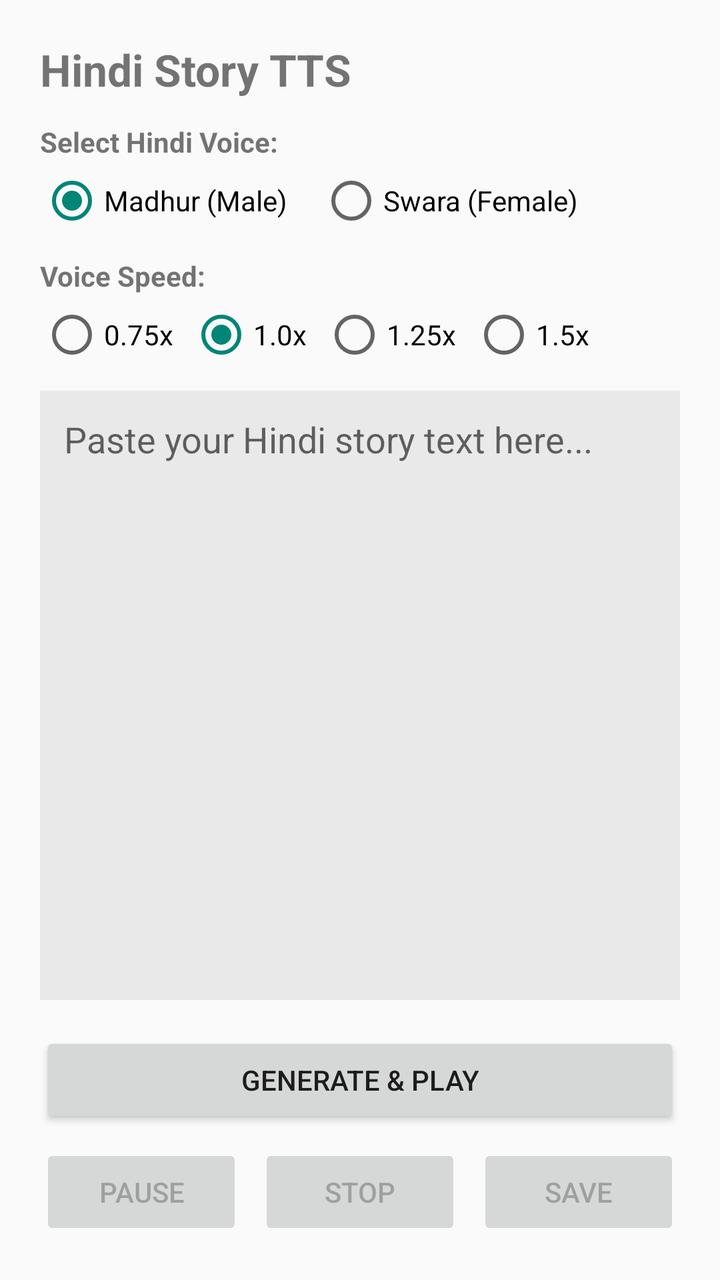
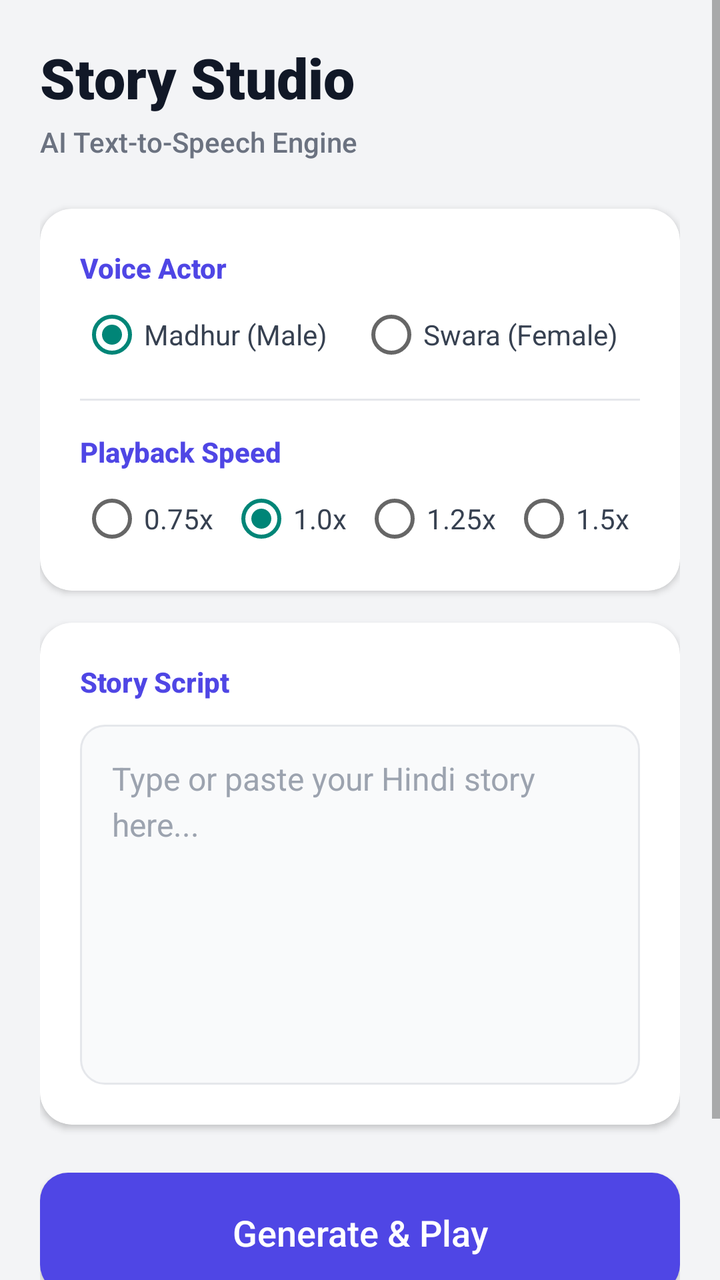

An Android layout rendered at two revisions. The XML below is the earlier revision; the diff shows what the commit changed to produce the second picture.
<!-- AndroidManifest.xml: application theme Theme.AppCompat.Light.DarkActionBar -->
<!-- res/layout/activity_main.xml -->
<?xml version="1.0" encoding="utf-8"?>
<ScrollView xmlns:android="http://schemas.android.com/apk/res/android"
    android:layout_width="match_parent"
    android:layout_height="match_parent"
    android:fillViewport="true">

    <LinearLayout
        android:layout_width="match_parent"
        android:layout_height="wrap_content"
        android:orientation="vertical"
        android:padding="20dp">

        <TextView
            android:layout_width="wrap_content"
            android:layout_height="wrap_content"
            android:text="Hindi Story TTS"
            android:textSize="22sp"
            android:textStyle="bold"
            android:layout_marginBottom="12dp"/>

        
        <TextView
            android:layout_width="wrap_content"
            android:layout_height="wrap_content"
            android:text="Select Hindi Voice:"
            android:textStyle="bold"
            android:layout_marginBottom="4dp"/>

        <RadioGroup
            android:id="@+id/radioGroupVoice"
            android:layout_width="match_parent"
            android:layout_height="wrap_content"
            android:orientation="horizontal"
            android:layout_marginBottom="12dp">

            <RadioButton
                android:id="@+id/radioMadhur"
                android:layout_width="wrap_content"
                android:layout_height="wrap_content"
                android:text="Madhur (Male)"
                android:checked="true"
                android:layout_marginEnd="16dp"/>

            <RadioButton
                android:id="@+id/radioSwara"
                android:layout_width="wrap_content"
                android:layout_height="wrap_content"
                android:text="Swara (Female)"/>
        </RadioGroup>

        
        <TextView
            android:layout_width="wrap_content"
            android:layout_height="wrap_content"
            android:text="Voice Speed:"
            android:textStyle="bold"
            android:layout_marginBottom="4dp"/>

        <RadioGroup
            android:id="@+id/radioGroupSpeed"
            android:layout_width="match_parent"
            android:layout_height="wrap_content"
            android:orientation="horizontal"
            android:layout_marginBottom="12dp">

            <RadioButton
                android:id="@+id/speed075"
                android:layout_width="wrap_content"
                android:layout_height="wrap_content"
                android:text="0.75x"
                android:layout_marginEnd="8dp"/>

            <RadioButton
                android:id="@+id/speed100"
                android:layout_width="wrap_content"
                android:layout_height="wrap_content"
                android:text="1.0x"
                android:checked="true"
                android:layout_marginEnd="8dp"/>

            <RadioButton
                android:id="@+id/speed125"
                android:layout_width="wrap_content"
                android:layout_height="wrap_content"
                android:text="1.25x"
                android:layout_marginEnd="8dp"/>

            <RadioButton
                android:id="@+id/speed150"
                android:layout_width="wrap_content"
                android:layout_height="wrap_content"
                android:text="1.5x"/>
        </RadioGroup>

        
        <EditText
            android:id="@+id/editStoryText"
            android:layout_width="match_parent"
            android:layout_height="0dp"
            android:layout_weight="1"
            android:minHeight="200dp"
            android:gravity="top|start"
            android:hint="Paste your Hindi story text here..."
            android:inputType="textMultiLine"
            android:background="#11000000"
            android:padding="12dp"
            android:layout_marginBottom="16dp"/>

        
        <Button
            android:id="@+id/btnGeneratePlay"
            android:layout_width="match_parent"
            android:layout_height="wrap_content"
            android:text="Generate &amp; Play"
            android:padding="14dp"
            android:layout_marginBottom="8dp"/>

        
        <LinearLayout
            android:layout_width="match_parent"
            android:layout_height="wrap_content"
            android:orientation="horizontal"
            android:weightSum="3">

            <Button
                android:id="@+id/btnPauseResume"
                android:layout_width="0dp"
                android:layout_height="wrap_content"
                android:layout_weight="1"
                android:text="Pause"
                android:enabled="false"
                android:layout_marginEnd="4dp"/>

            <Button
                android:id="@+id/btnStop"
                android:layout_width="0dp"
                android:layout_height="wrap_content"
                android:layout_weight="1"
                android:text="Stop"
                android:enabled="false"
                android:layout_marginStart="4dp"
                android:layout_marginEnd="4dp"/>

            <Button
                android:id="@+id/btnSave"
                android:layout_width="0dp"
                android:layout_height="wrap_content"
                android:layout_weight="1"
                android:text="Save"
                android:enabled="false"
                android:layout_marginStart="4dp"/>
        </LinearLayout>

    </LinearLayout>
</ScrollView>
<!-- resources referenced by this layout -->
<resources>

</resources>

<!-- the commit's change to res/layout/activity_main.xml (unified diff, before → after) -->
@@ -1,8 +1,10 @@
 <?xml version="1.0" encoding="utf-8"?>
 <ScrollView xmlns:android="http://schemas.android.com/apk/res/android"
+    xmlns:app="http://schemas.android.com/apk/res-auto"
     android:layout_width="match_parent"
     android:layout_height="match_parent"
-    android:fillViewport="true">
+    android:fillViewport="true"
+    android:background="#F3F4F6"> 
 
     <LinearLayout
         android:layout_width="match_parent"
@@ -10,110 +12,188 @@
         android:orientation="vertical"
         android:padding="20dp">
 
+        
         <TextView
             android:layout_width="wrap_content"
             android:layout_height="wrap_content"
-            android:text="Hindi Story TTS"
-            android:textSize="22sp"
+            android:text="Story Studio"
+            android:textSize="28sp"
             android:textStyle="bold"
-            android:layout_marginBottom="12dp"/>
-
-        
+            android:textColor="#111827"
+            android:fontFamily="sans-serif-black"
+            android:layout_marginBottom="4dp"/>
+
         <TextView
             android:layout_width="wrap_content"
             android:layout_height="wrap_content"
-            android:text="Select Hindi Voice:"
-            android:textStyle="bold"
-            android:layout_marginBottom="4dp"/>
-
-        <RadioGroup
-            android:id="@+id/radioGroupVoice"
-            android:layout_width="match_parent"
-            android:layout_height="wrap_content"
-            android:orientation="horizontal"
-            android:layout_marginBottom="12dp">
-
-            <RadioButton
-                android:id="@+id/radioMadhur"
-                android:layout_width="wrap_content"
+            android:text="AI Text-to-Speech Engine"
+            android:textSize="14sp"
+            android:textColor="#6B7280"
+            android:fontFamily="sans-serif-medium"
+            android:layout_marginBottom="24dp"/>
+
+        
+        <androidx.cardview.widget.CardView
+            android:layout_width="match_parent"
+            android:layout_height="wrap_content"
+            app:cardCornerRadius="16dp"
+            app:cardElevation="2dp"
+            app:cardBackgroundColor="#FFFFFF"
+            android:layout_marginBottom="16dp">
+
+            <LinearLayout
+                android:layout_width="match_parent"
                 android:layout_height="wrap_content"
-                android:text="Madhur (Male)"
-                android:checked="true"
-                android:layout_marginEnd="16dp"/>
-
-            <RadioButton
-                android:id="@+id/radioSwara"
-                android:layout_width="wrap_content"
-                android:layout_height="wrap_content"
-                android:text="Swara (Female)"/>
-        </RadioGroup>
-
-        
-        <TextView
-            android:layout_width="wrap_content"
-            android:layout_height="wrap_content"
-            android:text="Voice Speed:"
-            android:textStyle="bold"
-            android:layout_marginBottom="4dp"/>
-
-        <RadioGroup
-            android:id="@+id/radioGroupSpeed"
-            android:layout_width="match_parent"
-            android:layout_height="wrap_content"
-            android:orientation="horizontal"
-            android:layout_marginBottom="12dp">
-
-            <RadioButton
-                android:id="@+id/speed075"
-                android:layout_width="wrap_content"
-                android:layout_height="wrap_content"
-                android:text="0.75x"
-                android:layout_marginEnd="8dp"/>
-
-            <RadioButton
-                android:id="@+id/speed100"
-                android:layout_width="wrap_content"
-                android:layout_height="wrap_content"
-                android:text="1.0x"
-                android:checked="true"
-                android:layout_marginEnd="8dp"/>
-
-            <RadioButton
-                android:id="@+id/speed125"
-                android:layout_width="wrap_content"
-                android:layout_height="wrap_content"
-                android:text="1.25x"
-                android:layout_marginEnd="8dp"/>
-
-            <RadioButton
-                android:id="@+id/speed150"
-                android:layout_width="wrap_content"
-                android:layout_height="wrap_content"
-                android:text="1.5x"/>
-        </RadioGroup>
-
-        
-        <EditText
-            android:id="@+id/editStoryText"
+                android:orientation="vertical"
+                android:padding="20dp">
+
+                <TextView
+                    android:layout_width="wrap_content"
+                    android:layout_height="wrap_content"
+                    android:text="Voice Actor"
+                    android:textSize="14sp"
+                    android:textColor="#4F46E5"
+                    android:textStyle="bold"
+                    android:fontFamily="sans-serif-medium"
+                    android:layout_marginBottom="8dp"/>
+
+                <RadioGroup
+                    android:id="@+id/radioGroupVoice"
+                    android:layout_width="match_parent"
+                    android:layout_height="wrap_content"
+                    android:orientation="horizontal">
+
+                    <RadioButton
+                        android:id="@+id/radioMadhur"
+                        android:layout_width="wrap_content"
+                        android:layout_height="wrap_content"
+                        android:text="Madhur (Male)"
+                        android:textColor="#374151"
+                        android:checked="true"
+                        android:layout_marginEnd="16dp"/>
+
+                    <RadioButton
+                        android:id="@+id/radioSwara"
+                        android:layout_width="wrap_content"
+                        android:layout_height="wrap_content"
+                        android:textColor="#374151"
+                        android:text="Swara (Female)"/>
+                </RadioGroup>
+
+                <View
+                    android:layout_width="match_parent"
+                    android:layout_height="1dp"
+                    android:background="#E5E7EB"
+                    android:layout_marginTop="16dp"
+                    android:layout_marginBottom="16dp"/>
+
+                <TextView
+                    android:layout_width="wrap_content"
+                    android:layout_height="wrap_content"
+                    android:text="Playback Speed"
+                    android:textSize="14sp"
+                    android:textColor="#4F46E5"
+                    android:textStyle="bold"
+                    android:fontFamily="sans-serif-medium"
+                    android:layout_marginBottom="8dp"/>
+
+                <RadioGroup
+                    android:id="@+id/radioGroupSpeed"
+                    android:layout_width="match_parent"
+                    android:layout_height="wrap_content"
+                    android:orientation="horizontal">
+
+                    <RadioButton
+                        android:id="@+id/speed075"
+                        android:layout_width="wrap_content"
+                        android:layout_height="wrap_content"
+                        android:textColor="#374151"
+                        android:text="0.75x"
+                        android:layout_marginEnd="8dp"/>
+
+                    <RadioButton
+                        android:id="@+id/speed100"
+                        android:layout_width="wrap_content"
+                        android:layout_height="wrap_content"
+                        android:textColor="#374151"
+                        android:text="1.0x"
+                        android:checked="true"
+                        android:layout_marginEnd="8dp"/>
+
+                    <RadioButton
+                        android:id="@+id/speed125"
+                        android:layout_width="wrap_content"
+                        android:layout_height="wrap_content"
+                        android:textColor="#374151"
+                        android:text="1.25x"
+                        android:layout_marginEnd="8dp"/>
+
+                    <RadioButton
+                        android:id="@+id/speed150"
+                        android:layout_width="wrap_content"
+                        android:layout_height="wrap_content"
+                        android:textColor="#374151"
+                        android:text="1.5x"/>
+                </RadioGroup>
+            </LinearLayout>
+        </androidx.cardview.widget.CardView>
+
+        
+        <androidx.cardview.widget.CardView
             android:layout_width="match_parent"
             android:layout_height="0dp"
             android:layout_weight="1"
-            android:minHeight="200dp"
-            android:gravity="top|start"
-            android:hint="Paste your Hindi story text here..."
-            android:inputType="textMultiLine"
-            android:background="#11000000"
-            android:padding="12dp"
+            app:cardCornerRadius="16dp"
+            app:cardElevation="2dp"
+            app:cardBackgroundColor="#FFFFFF"
+            android:layout_marginBottom="24dp">
+
+            <LinearLayout
+                android:layout_width="match_parent"
+                android:layout_height="match_parent"
+                android:orientation="vertical"
+                android:padding="20dp">
+
+                <TextView
+                    android:layout_width="wrap_content"
+                    android:layout_height="wrap_content"
+                    android:text="Story Script"
+                    android:textSize="14sp"
+                    android:textColor="#4F46E5"
+                    android:textStyle="bold"
+                    android:fontFamily="sans-serif-medium"
+                    android:layout_marginBottom="12dp"/>
+
+                <EditText
+                    android:id="@+id/editStoryText"
+                    android:layout_width="match_parent"
+                    android:layout_height="match_parent"
+                    android:minHeight="180dp"
+                    android:gravity="top|start"
+                    android:hint="Type or paste your Hindi story here..."
+                    android:textColorHint="#9CA3AF"
+                    android:textColor="#1F2937"
+                    android:inputType="textMultiLine"
+                    android:background="@drawable/bg_input"
+                    android:padding="16dp"
+                    android:textSize="16sp"
+                    android:lineSpacingExtra="4dp"/>
+            </LinearLayout>
+        </androidx.cardview.widget.CardView>
+
+        
+        <androidx.appcompat.widget.AppCompatButton
+            android:id="@+id/btnGeneratePlay"
+            android:layout_width="match_parent"
+            android:layout_height="60dp"
+            android:text="Generate &amp; Play"
+            android:textAllCaps="false"
+            android:textColor="#FFFFFF"
+            android:textSize="18sp"
+            android:fontFamily="sans-serif-medium"
+            android:background="@drawable/bg_button_primary"
+            android:elevation="4dp"
             android:layout_marginBottom="16dp"/>
-
-        
-        <Button
-            android:id="@+id/btnGeneratePlay"
-            android:layout_width="match_parent"
-            android:layout_height="wrap_content"
-            android:text="Generate &amp; Play"
-            android:padding="14dp"
-            android:layout_marginBottom="8dp"/>
 
         
         <LinearLayout
@@ -122,34 +202,45 @@
             android:orientation="horizontal"
             android:weightSum="3">
 
-            <Button
+            <androidx.appcompat.widget.AppCompatButton
                 android:id="@+id/btnPauseResume"
                 android:layout_width="0dp"
-                android:layout_height="wrap_content"
+                android:layout_height="50dp"
                 android:layout_weight="1"
                 android:text="Pause"
+                android:textAllCaps="false"
+                android:textColor="#FFFFFF"
+                android:fontFamily="sans-serif-medium"
+                android:background="@drawable/bg_button_secondary"
                 android:enabled="false"
-                android:layout_marginEnd="4dp"/>
-
-            <Button
+                android:layout_marginEnd="6dp"/>
+
+            <androidx.appcompat.widget.AppCompatButton
                 android:id="@+id/btnStop"
                 android:layout_width="0dp"
-                android:layout_height="wrap_content"
+                android:layout_height="50dp"
                 android:layout_weight="1"
                 android:text="Stop"
+                android:textAllCaps="false"
+                android:textColor="#FFFFFF"
+                android:fontFamily="sans-serif-medium"
+                android:background="@drawable/bg_button_secondary"
                 android:enabled="false"
-                android:layout_marginStart="4dp"
-                android:layout_marginEnd="4dp"/>
-
-            <Button
+                android:layout_marginStart="3dp"
+                android:layout_marginEnd="3dp"/>
+
+            <androidx.appcompat.widget.AppCompatButton
                 android:id="@+id/btnSave"
                 android:layout_width="0dp"
-                android:layout_height="wrap_content"
+                android:layout_height="50dp"
                 android:layout_weight="1"
                 android:text="Save"
+                android:textAllCaps="false"
+                android:textColor="#FFFFFF"
+                android:fontFamily="sans-serif-medium"
+                android:background="@drawable/bg_button_secondary"
                 android:enabled="false"
-                android:layout_marginStart="4dp"/>
+                android:layout_marginStart="6dp"/>
         </LinearLayout>
-
     </LinearLayout>
 </ScrollView>
<!-- resource entries referenced after the edit -->
@@ -1,5 +1,51 @@
 <!-- resources referenced by this layout -->
 <resources>
-
+  <!-- drawable bg_button_primary (drawable) -->
+  <?xml version="1.0" encoding="utf-8"?>
+  <ripple xmlns:android="http://schemas.android.com/apk/res/android" android:color="#818CF8">
+      <item>
+          <selector>
+              <item android:state_enabled="false">
+                  <shape>
+                      <solid android:color="#A5B4FC"/> 
+                      <corners android:radius="14dp"/>
+                  </shape>
+              </item>
+              <item>
+                  <shape>
+                      <solid android:color="#4F46E5"/> 
+                      <corners android:radius="14dp"/>
+                  </shape>
+              </item>
+          </selector>
+      </item>
+  </ripple>
+  <!-- drawable bg_button_secondary (drawable) -->
+  <?xml version="1.0" encoding="utf-8"?>
+  <ripple xmlns:android="http://schemas.android.com/apk/res/android" android:color="#9CA3AF">
+      <item>
+          <selector>
+              <item android:state_enabled="false">
+                  <shape>
+                      <solid android:color="#D1D5DB"/> 
+                      <corners android:radius="12dp"/>
+                  </shape>
+              </item>
+              <item>
+                  <shape>
+                      <solid android:color="#374151"/> 
+                      <corners android:radius="12dp"/>
+                  </shape>
+              </item>
+          </selector>
+      </item>
+  </ripple>
+  <!-- drawable bg_input (drawable) -->
+  <?xml version="1.0" encoding="utf-8"?>
+  <shape xmlns:android="http://schemas.android.com/apk/res/android">
+      <solid android:color="#F9FAFB"/> 
+      <stroke android:width="1dp" android:color="#E5E7EB"/> 
+      <corners android:radius="12dp"/>
+  </shape>
 </resources>
 
